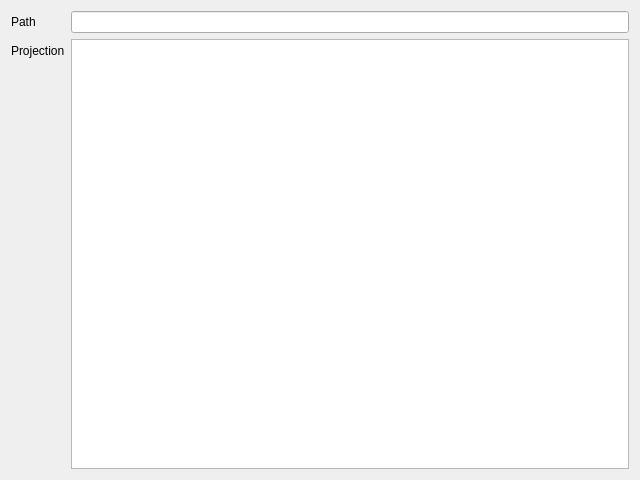
Above: src/backgrounddetails.ui from rolker/camp before the change. Below: the same form after it.
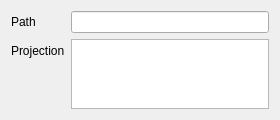
That is the form after the change.

```diff
--- a/src/backgrounddetails.ui
+++ b/src/backgrounddetails.ui
@@ -6,14 +6,17 @@
    <rect>
     <x>0</x>
     <y>0</y>
-    <width>640</width>
-    <height>480</height>
+    <width>280</width>
+    <height>117</height>
    </rect>
   </property>
   <property name="windowTitle">
    <string>Form</string>
   </property>
   <layout class="QFormLayout" name="formLayout">
+   <property name="rowWrapPolicy">
+    <enum>QFormLayout::WrapLongRows</enum>
+   </property>
    <item row="0" column="0">
     <widget class="QLabel" name="pathLabel">
      <property name="text">
```
